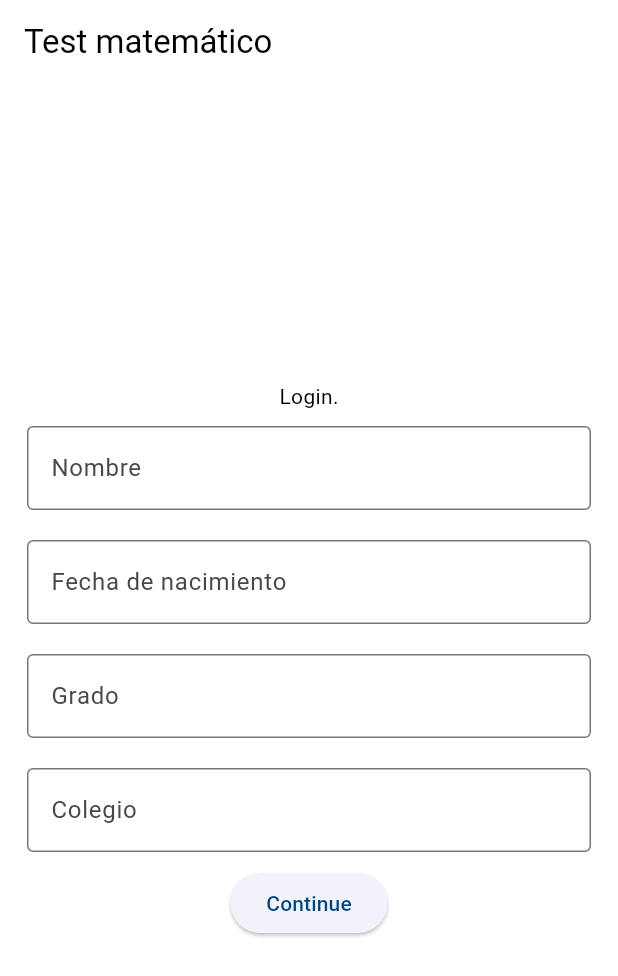
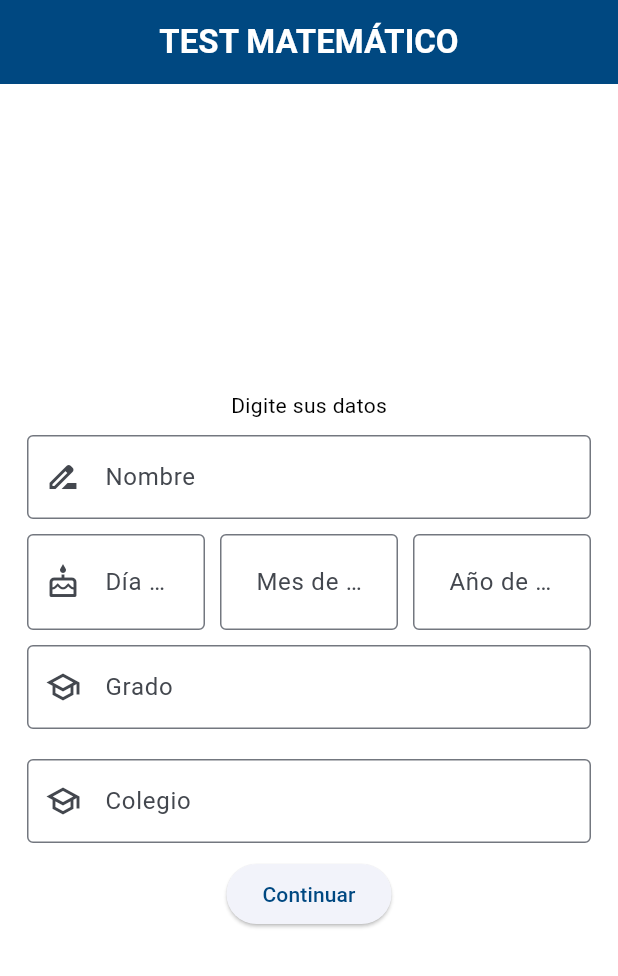
Before and after one commit to DDuserman/proyectomath, a Flutter app: the screen it shows after launch, on a phone screen of 412 x 824 dp. Shown: the top 976 px of the screen. Run offline on Flutter 3.47's test engine with Material 2 defaults, Android fonts, the phone set to English and light mode, and no system bars; our stand-ins replace flex_color_scheme, get, google_fonts.

Commit message:
joa quejesto

```diff
--- a/lib/ui/pages/page1.dart
+++ b/lib/ui/pages/page1.dart
@@ -10,7 +10,9 @@ class Page1 extends StatefulWidget {
 
 class _Page1State extends State<Page1> {
   final TextEditingController _controller = TextEditingController();
-  final TextEditingController _controller2 = TextEditingController();
+  final TextEditingController _controller2a = TextEditingController();
+  final TextEditingController _controller2b = TextEditingController();
+  final TextEditingController _controller2c = TextEditingController();
   final TextEditingController _controller3 = TextEditingController();
   final TextEditingController _controller4 = TextEditingController();
   final _formKey = GlobalKey<FormState>();
@@ -18,8 +20,14 @@ class _Page1State extends State<Page1> {
   Widget build(BuildContext context) {
     return Scaffold(
       appBar: AppBar(
-        title: const Text('Test matemático'),
-      ),
+          title: const Text(
+            'TEST MATEMÁTICO',
+            style: TextStyle(
+                color: Color.fromARGB(255, 255, 255, 255),
+                fontWeight: FontWeight.bold),
+          ),
+          backgroundColor: Color(0xff004881),
+          centerTitle: true),
       body: Center(
         child: Padding(
           padding: const EdgeInsets.all(8.0),
@@ -29,8 +37,10 @@ class _Page1State extends State<Page1> {
               mainAxisAlignment: MainAxisAlignment.center,
               children: <Widget>[
                 const Text(
-                  'Login.', textAlign: TextAlign.left
+                  'Digite sus datos',
+                  //textAlign: TextAlign.left
                 ),
+                // NOMBRE
                 Padding(
                   padding: const EdgeInsets.all(10.0),
                   child: TextFormField(
@@ -39,6 +49,7 @@ class _Page1State extends State<Page1> {
                     decoration: const InputDecoration(
                       border: OutlineInputBorder(),
                       labelText: 'Nombre',
+                      prefixIcon: Icon(Icons.drive_file_rename_outline),
                     ),
                     validator: (value) {
                       if (value == null || value.isEmpty) {
@@ -48,7 +59,8 @@ class _Page1State extends State<Page1> {
                     },
                   ),
                 ),
-                Padding(
+                //         Nacimiento
+                /*Padding(
                   padding: const EdgeInsets.all(10.0),
                   child: TextFormField(
                     textInputAction: TextInputAction.go,
@@ -56,6 +68,7 @@ class _Page1State extends State<Page1> {
                     decoration: const InputDecoration(
                       border: OutlineInputBorder(),
                       labelText: 'Fecha de nacimiento',
+                      prefixIcon: Icon(Icons.cake_outlined),
                     ),
                     validator: (value) {
                       if (value == null || value.isEmpty) {
@@ -64,7 +77,77 @@ class _Page1State extends State<Page1> {
                       return null;
                     },
                   ),
+                ),*/
+                Row(
+                  mainAxisAlignment: MainAxisAlignment.spaceBetween,
+                  children: <Widget>[
+                    const SizedBox(
+                      width: 10.0,
+                    ),
+                    // DÍA DE NACIMIENTO
+                    Flexible(
+                      child: TextFormField(
+                          decoration: const InputDecoration(
+                              contentPadding: EdgeInsets.all(20),
+                              border: OutlineInputBorder(),
+                              labelText: 'Día de nacimiento',
+                              prefixIcon: Icon(Icons.cake_outlined),),
+                      textInputAction: TextInputAction.go,
+                      controller: _controller2a,
+                      validator: (value) {
+                      if (value == null || value.isEmpty) {
+                        return "Por favor ingrese sus datos";
+                      }
+                      return null;
+                    },
+                      ),
+                    ),
+                    const SizedBox(
+                      width: 10.0,
+                    ),
+                    // MES DE NACIMIENTO
+                    Flexible(
+                      child: TextFormField(
+                          decoration: const InputDecoration(
+                              contentPadding: EdgeInsets.all(20),
+                              border: OutlineInputBorder(),
+                              labelText: 'Mes de nacimiento',),
+                      textInputAction: TextInputAction.go,
+                      controller: _controller2b,
+                      validator: (value) {
+                      if (value == null || value.isEmpty) {
+                        return "Por favor ingrese sus datos";
+                      }
+                      return null;
+                    },
+                      ),
+                    ),
+                    // AÑO DE NACIMIENTO
+                    SizedBox(
+                      width: 10.0,
+                    ),
+                    Flexible(
+                      child: TextFormField(
+                          decoration: const InputDecoration(
+                              contentPadding: EdgeInsets.all(20),
+                              border: OutlineInputBorder(),
+                              labelText: 'Año de nacimiento',),
+                      textInputAction: TextInputAction.go,
+                      controller: _controller2c,
+                      validator: (value) {
+                      if (value == null || value.isEmpty) {
+                        return "Por favor ingrese sus datos";
+                      }
+                      return null;
+                    },
+                      ),
+                    ),
+                    SizedBox(
+                      width: 10.0,
+                    ),
+                  ],
                 ),
+                // GRADO
                 Padding(
                   padding: const EdgeInsets.all(10.0),
                   child: TextFormField(
@@ -73,6 +156,7 @@ class _Page1State extends State<Page1> {
                     decoration: const InputDecoration(
                       border: OutlineInputBorder(),
                       labelText: 'Grado',
+                      prefixIcon: Icon(Icons.school_outlined),
                     ),
                     validator: (value) {
                       if (value == null || value.isEmpty) {
@@ -82,6 +166,7 @@ class _Page1State extends State<Page1> {
                     },
                   ),
                 ),
+                // COLEGIO
                 Padding(
                   padding: const EdgeInsets.all(10.0),
                   child: TextFormField(
@@ -90,6 +175,7 @@ class _Page1State extends State<Page1> {
                     decoration: const InputDecoration(
                       border: OutlineInputBorder(),
                       labelText: 'Colegio',
+                      prefixIcon: Icon(Icons.school_outlined),
                     ),
                     validator: (value) {
                       if (value == null || value.isEmpty) {
@@ -105,7 +191,7 @@ class _Page1State extends State<Page1> {
                         ? Get.offNamed('/page2')
                         //? Get.offNamed('/page2/?name=${_controller.text}')
                         : null,
-                    child: const Text('Continue'))
+                    child: const Text('Continuar'))
               ],
             ),
           ),
--- a/lib/ui/pages/page3.dart
+++ b/lib/ui/pages/page3.dart
@@ -27,7 +27,8 @@ class Page3 extends StatelessWidget {
             children: [
               SizedBox(
                 child: Text(
-                  "$op1 $operation $op2"
+                  //"$op1 $operation $op2"
+                  "hola"
                 ),
 
               )
```
Also changed, not shown: pubspec.lock.
